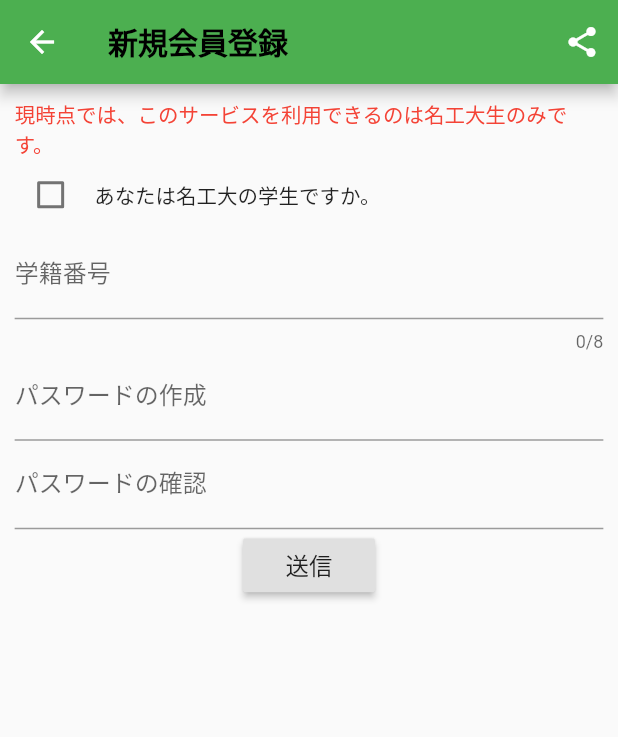
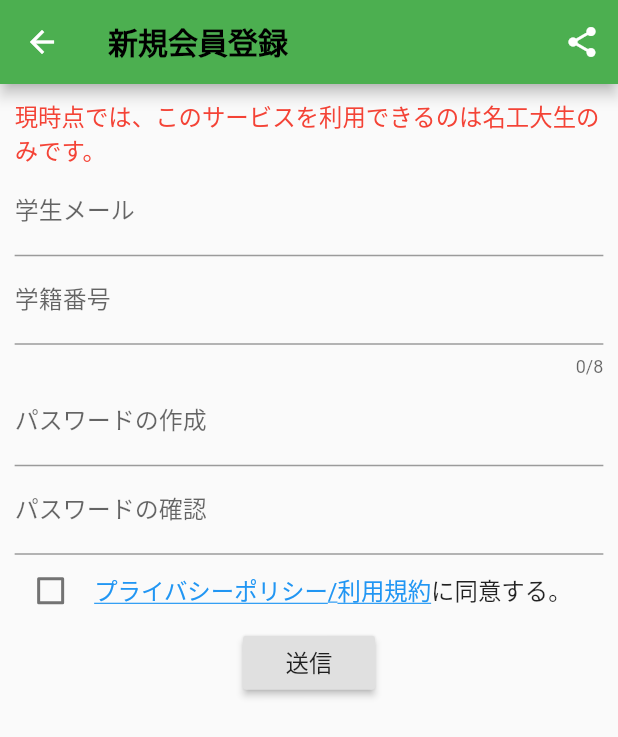
Before and after one commit to CoreForceNITech/share_box, a Flutter app: the NewRegister screen opened directly, on a phone screen of 412 x 824 dp. Shown: the top 737 px of the screen. Run offline on Flutter 3.47's test engine with Material 2 defaults, Android fonts, the phone set to English and light mode, and no system bars; our stand-ins replace firebase_auth, firebase_core, flutter_secure_storage, get, share_plus; accounts and stored records are empty.

Commit message:
ver0.3.0.6 新規会員登録画面の変更

```diff
--- a/lib/Pages/new_register.dart
+++ b/lib/Pages/new_register.dart
@@ -53,33 +53,12 @@
                 Text(
                   '現時点では、このサービスを利用できるのは名工大生のみです。',
                   style: TextStyle(
-                    fontSize: Dimensions.font14,
+                    fontSize: Dimensions.font16,
                     color: Colors.red,
                   ),
                 ),
-                Row(
-                  children: <Widget>[
-                    Checkbox(
-                      activeColor: Colors.blueAccent,
-                      value: _isCheck,
-                      onChanged: (bool? value) {
-                        setState(() {
-                          _isCheck = value!;
-                        });
-                      },
-                    ),
-                    const SizedBox(width: 5),
-                    Text(
-                      'あなたは名工大の学生ですか。',
-                      style: TextStyle(
-                        fontSize: Dimensions.font14,
-                      ),
-                    ),
-                  ],
-                ),
                 Column(
                   children: <Widget>[
-                    if (_isCheck == true)
                       TextFormField(
                         controller: nitIdController,
                         decoration: const InputDecoration(
@@ -92,7 +71,7 @@
                               _nitId = text;
                             });
                           }
-                        },
+                        }
                       ),
                     if (_nitId.indexOf('8') == 4 || _nitId.indexOf('9') == 4)
                       Text(
@@ -135,6 +114,34 @@
                       decoration: const InputDecoration(
                         hintText: 'please enter your password again',
                         labelText: 'パスワードの確認',
+                      ),
+                    ),
+                  ],
+                ),
+                Row(
+                  children: <Widget>[
+                    Checkbox(
+                      activeColor: Colors.blueAccent,
+                      value: _isCheck,
+                      onChanged: (bool? value) {
+                        setState(() {
+                          _isCheck = value!;
+                        });
+                      },
+                    ),
+                    const SizedBox(width: 5),
+                    Text(
+                      'プライバシーポリシー/利用規約',
+                      style: TextStyle(
+                        color: Colors.blue,
+                        decoration: TextDecoration.underline,
+                        fontSize: Dimensions.font16,
+                      ),
+                    ),
+                    Text(
+                      'に同意する。',
+                      style: TextStyle(
+                        fontSize: Dimensions.font16,
                       ),
                     ),
                   ],
```
